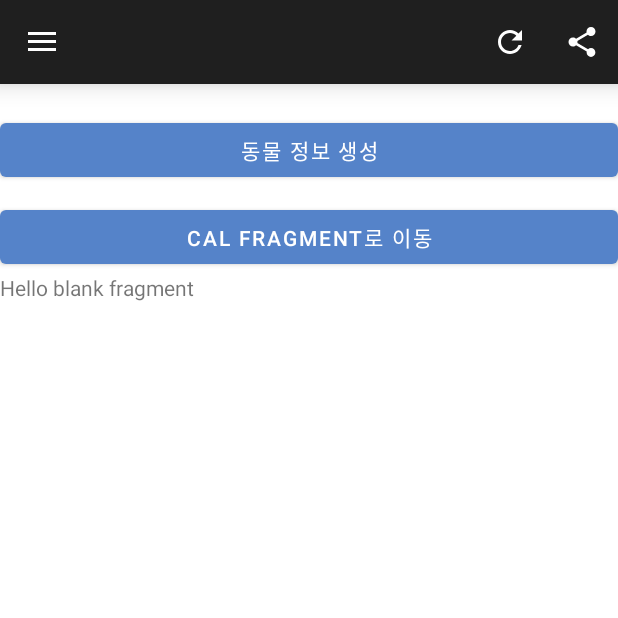
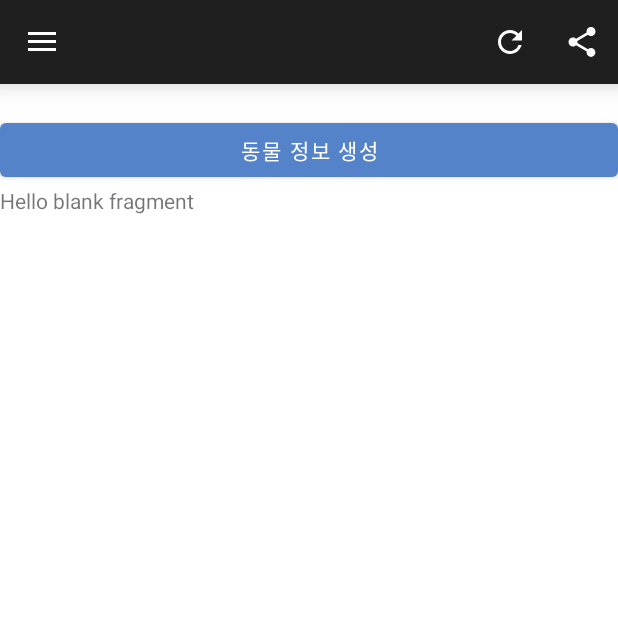
Before and after one commit to rmfosem613/Bangida, an Android app: the MainActivity screen opened directly, with no data from a screen before it, in the side drawer, after a tap on "Finished Task", on a phone screen of 412 x 824 dp, the top half of it. Run offline under Robolectric (Android 15) with nearby library versions, the phone set to English and light mode, and no system bars; our stand-ins replace Volley; network calls fail.

Commit message:
delete test btn

```diff
--- a/BangidaApp/app/src/main/res/layout/activity_main.xml
+++ b/BangidaApp/app/src/main/res/layout/activity_main.xml
@@ -23,13 +23,6 @@
             android:layout_marginTop="20dp"
             android:text="동물 정보 생성" />
 
-        <Button
-            android:id="@+id/test_fragment"
-            android:layout_width="match_parent"
-            android:layout_height="wrap_content"
-            android:layout_marginTop="10dp"
-            android:text="cal fragment로 이동" />
-
         <FrameLayout
             android:layout_width="match_parent"
             android:layout_height="match_parent"
```
